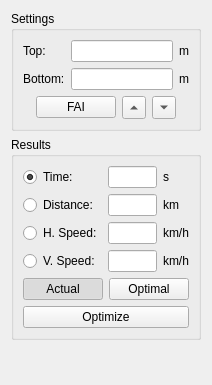
Old version of the form src/scoringview.ui in the repository flysight/flysight-viewer-qt.
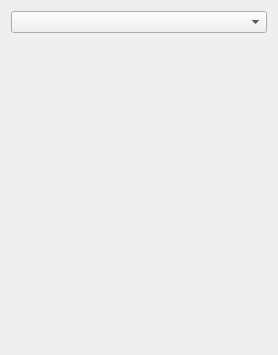
New version of the form.

Commit message: Split PPC scoring into separate widget

What changed in the file:
```diff
--- a/src/scoringview.ui
+++ b/src/scoringview.ui
@@ -6,8 +6,8 @@
    <rect>
     <x>0</x>
     <y>0</y>
-    <width>200</width>
-    <height>385</height>
+    <width>278</width>
+    <height>355</height>
    </rect>
   </property>
   <property name="sizePolicy">
@@ -27,255 +27,10 @@
   </property>
   <layout class="QVBoxLayout" name="verticalLayout_2">
    <item>
-    <widget class="QGroupBox" name="groupBox">
-     <property name="title">
-      <string>Settings</string>
-     </property>
-     <layout class="QVBoxLayout" name="verticalLayout">
-      <item>
-       <layout class="QGridLayout" name="gridLayout">
-        <item row="0" column="0">
-         <widget class="QLabel" name="label">
-          <property name="text">
-           <string>Top:</string>
-          </property>
-         </widget>
-        </item>
-        <item row="0" column="1">
-         <widget class="QLineEdit" name="topEdit"/>
-        </item>
-        <item row="0" column="2">
-         <widget class="QLabel" name="topUnits">
-          <property name="text">
-           <string>m</string>
-          </property>
-         </widget>
-        </item>
-        <item row="1" column="0">
-         <widget class="QLabel" name="label_2">
-          <property name="text">
-           <string>Bottom:</string>
-          </property>
-         </widget>
-        </item>
-        <item row="1" column="1">
-         <widget class="QLineEdit" name="bottomEdit"/>
-        </item>
-        <item row="1" column="2">
-         <widget class="QLabel" name="bottomUnits">
-          <property name="text">
-           <string>m</string>
-          </property>
-         </widget>
-        </item>
-       </layout>
-      </item>
-      <item>
-       <layout class="QHBoxLayout" name="horizontalLayout">
-        <item>
-         <spacer name="horizontalSpacer">
-          <property name="orientation">
-           <enum>Qt::Horizontal</enum>
-          </property>
-          <property name="sizeHint" stdset="0">
-           <size>
-            <width>40</width>
-            <height>20</height>
-           </size>
-          </property>
-         </spacer>
-        </item>
-        <item>
-         <widget class="QPushButton" name="faiButton">
-          <property name="text">
-           <string>FAI</string>
-          </property>
-         </widget>
-        </item>
-        <item>
-         <widget class="QToolButton" name="upButton">
-          <property name="text">
-           <string>...</string>
-          </property>
-          <property name="arrowType">
-           <enum>Qt::UpArrow</enum>
-          </property>
-         </widget>
-        </item>
-        <item>
-         <widget class="QToolButton" name="downButton">
-          <property name="text">
-           <string>...</string>
-          </property>
-          <property name="arrowType">
-           <enum>Qt::DownArrow</enum>
-          </property>
-         </widget>
-        </item>
-        <item>
-         <spacer name="horizontalSpacer_2">
-          <property name="orientation">
-           <enum>Qt::Horizontal</enum>
-          </property>
-          <property name="sizeHint" stdset="0">
-           <size>
-            <width>40</width>
-            <height>20</height>
-           </size>
-          </property>
-         </spacer>
-        </item>
-       </layout>
-      </item>
-     </layout>
-    </widget>
+    <widget class="QComboBox" name="modeComboBox"/>
    </item>
    <item>
-    <widget class="QGroupBox" name="groupBox_2">
-     <property name="title">
-      <string>Results</string>
-     </property>
-     <layout class="QVBoxLayout" name="verticalLayout_3">
-      <item>
-       <layout class="QGridLayout" name="gridLayout_2">
-        <item row="0" column="0">
-         <widget class="QRadioButton" name="timeButton">
-          <property name="text">
-           <string>Time:</string>
-          </property>
-          <property name="checked">
-           <bool>true</bool>
-          </property>
-         </widget>
-        </item>
-        <item row="0" column="1">
-         <widget class="QLineEdit" name="timeEdit">
-          <property name="readOnly">
-           <bool>true</bool>
-          </property>
-         </widget>
-        </item>
-        <item row="0" column="2">
-         <widget class="QLabel" name="timeUnits">
-          <property name="text">
-           <string>s</string>
-          </property>
-         </widget>
-        </item>
-        <item row="1" column="0">
-         <widget class="QRadioButton" name="distanceButton">
-          <property name="text">
-           <string>Distance:</string>
-          </property>
-         </widget>
-        </item>
-        <item row="1" column="1">
-         <widget class="QLineEdit" name="distanceEdit">
-          <property name="readOnly">
-           <bool>true</bool>
-          </property>
-         </widget>
-        </item>
-        <item row="1" column="2">
-         <widget class="QLabel" name="distanceUnits">
-          <property name="text">
-           <string>km</string>
-          </property>
-         </widget>
-        </item>
-        <item row="2" column="0">
-         <widget class="QRadioButton" name="hSpeedButton">
-          <property name="text">
-           <string>H. Speed:</string>
-          </property>
-         </widget>
-        </item>
-        <item row="2" column="1">
-         <widget class="QLineEdit" name="horizontalSpeedEdit">
-          <property name="readOnly">
-           <bool>true</bool>
-          </property>
-         </widget>
-        </item>
-        <item row="2" column="2">
-         <widget class="QLabel" name="horizontalSpeedUnits">
-          <property name="text">
-           <string>km/h</string>
-          </property>
-         </widget>
-        </item>
-        <item row="3" column="0">
-         <widget class="QRadioButton" name="vSpeedButton">
-          <property name="text">
-           <string>V. Speed:</string>
-          </property>
-         </widget>
-        </item>
-        <item row="3" column="1">
-         <widget class="QLineEdit" name="verticalSpeedEdit">
-          <property name="readOnly">
-           <bool>true</bool>
-          </property>
-         </widget>
-        </item>
-        <item row="3" column="2">
-         <widget class="QLabel" name="verticalSpeedUnits">
-          <property name="text">
-           <string>km/h</string>
-          </property>
-         </widget>
-        </item>
-       </layout>
-      </item>
-      <item>
-       <layout class="QHBoxLayout" name="horizontalLayout_2">
-        <item>
-         <widget class="QPushButton" name="actualButton">
-          <property name="text">
-           <string>Actual</string>
-          </property>
-          <property name="checkable">
-           <bool>true</bool>
-          </property>
-          <property name="checked">
-           <bool>true</bool>
-          </property>
-         </widget>
-        </item>
-        <item>
-         <widget class="QPushButton" name="optimalButton">
-          <property name="text">
-           <string>Optimal</string>
-          </property>
-          <property name="checkable">
-           <bool>true</bool>
-          </property>
-         </widget>
-        </item>
-       </layout>
-      </item>
-      <item>
-       <widget class="QPushButton" name="optimizeButton">
-        <property name="text">
-         <string>Optimize</string>
-        </property>
-       </widget>
-      </item>
-     </layout>
-    </widget>
-   </item>
-   <item>
-    <spacer name="verticalSpacer">
-     <property name="orientation">
-      <enum>Qt::Vertical</enum>
-     </property>
-     <property name="sizeHint" stdset="0">
-      <size>
-       <width>20</width>
-       <height>50</height>
-      </size>
-     </property>
-    </spacer>
+    <widget class="QStackedWidget" name="stackedWidget"/>
    </item>
   </layout>
  </widget>
```
Left out of the diff: 18 changed lines with no effect on the pictures. The commit also changes 6 other files.
